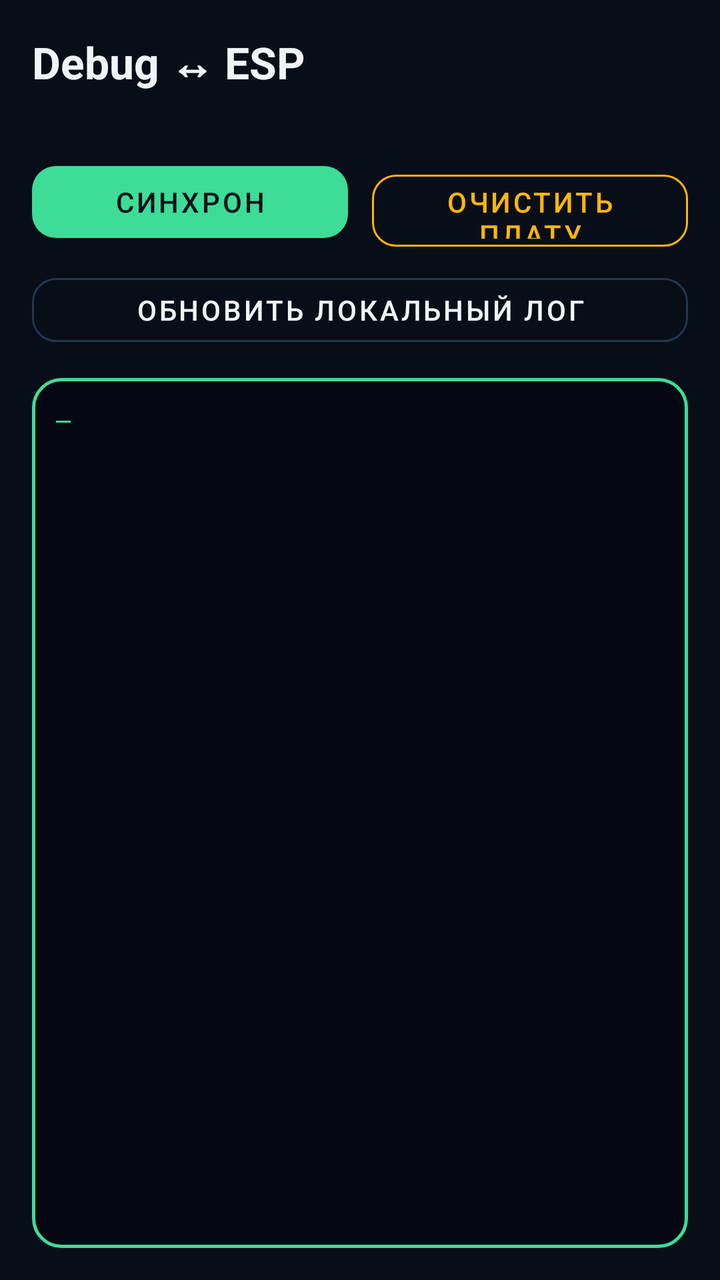
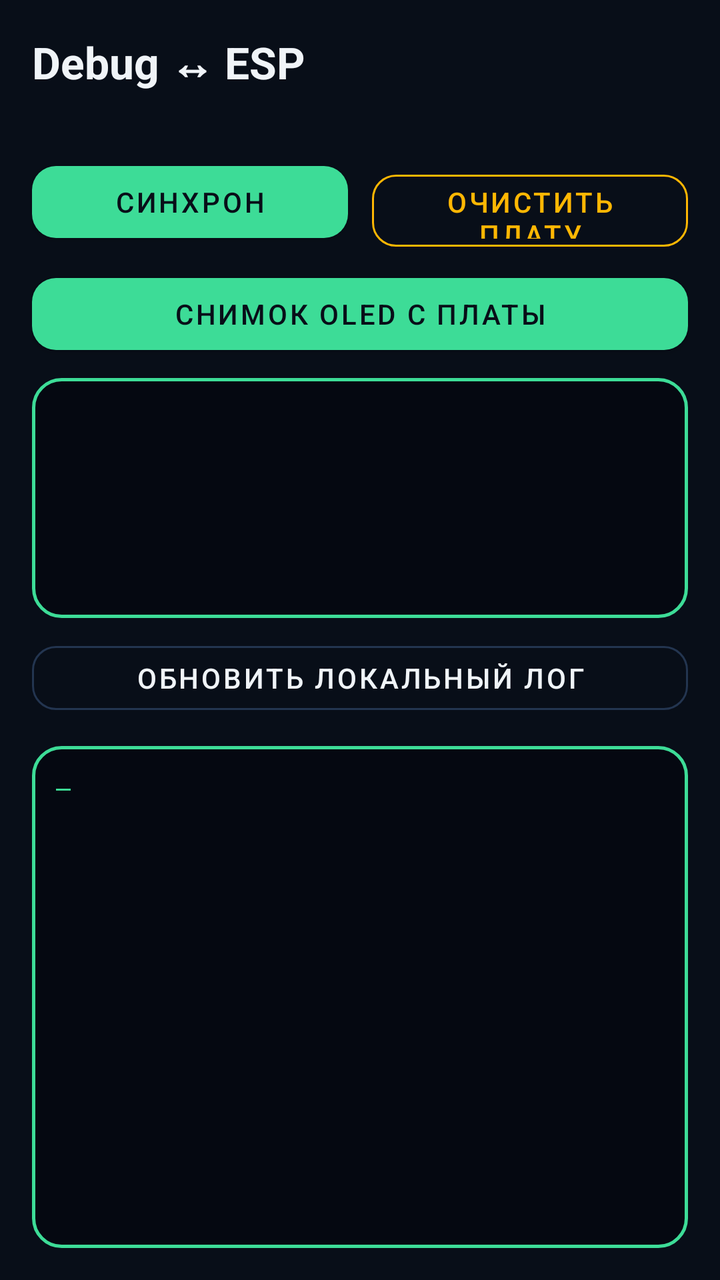

Before-and-after screenshots of an Android layout around one commit, followed by the original layout XML and the change that was made.
<!-- AndroidManifest.xml: application theme Theme.AtenboroNav -->
<!-- res/layout/activity_debug.xml -->
<?xml version="1.0" encoding="utf-8"?>
<LinearLayout xmlns:android="http://schemas.android.com/apk/res/android"
    xmlns:app="http://schemas.android.com/apk/res-auto"
    android:layout_width="match_parent"
    android:layout_height="match_parent"
    android:background="@color/bg"
    android:orientation="vertical"
    android:padding="16dp">

    <TextView
        android:layout_width="match_parent"
        android:layout_height="wrap_content"
        android:text="Debug ↔ ESP"
        android:textColor="@color/text"
        android:textSize="22sp"
        android:textStyle="bold" />

    <TextView
        android:id="@+id/debugPath"
        android:layout_width="match_parent"
        android:layout_height="wrap_content"
        android:layout_marginTop="4dp"
        android:textColor="@color/muted"
        android:textSize="11sp" />

    <LinearLayout
        android:layout_width="match_parent"
        android:layout_height="wrap_content"
        android:layout_marginTop="12dp"
        android:orientation="horizontal">

        <com.google.android.material.button.MaterialButton
            android:id="@+id/btnSync"
            android:layout_width="0dp"
            android:layout_height="48dp"
            android:layout_marginEnd="6dp"
            android:layout_weight="1"
            android:text="Синхрон"
            android:textColor="@color/bg"
            app:backgroundTint="@color/accent"
            app:cornerRadius="12dp" />

        <com.google.android.material.button.MaterialButton
            android:id="@+id/btnClearBoard"
            style="@style/Widget.MaterialComponents.Button.OutlinedButton"
            android:layout_width="0dp"
            android:layout_height="48dp"
            android:layout_marginStart="6dp"
            android:layout_weight="1"
            android:text="Очистить плату"
            android:textColor="@color/warn"
            app:cornerRadius="12dp"
            app:strokeColor="@color/warn" />
    </LinearLayout>

    <com.google.android.material.button.MaterialButton
        android:id="@+id/btnRefresh"
        style="@style/Widget.MaterialComponents.Button.OutlinedButton"
        android:layout_width="match_parent"
        android:layout_height="44dp"
        android:layout_marginTop="8dp"
        android:text="Обновить локальный лог"
        android:textColor="@color/text"
        app:cornerRadius="12dp"
        app:strokeColor="@color/stroke" />

    <ScrollView
        android:layout_width="match_parent"
        android:layout_height="0dp"
        android:layout_marginTop="12dp"
        android:layout_weight="1"
        android:background="@drawable/bg_oled_preview"
        android:fillViewport="true"
        android:padding="12dp">

        <TextView
            android:id="@+id/debugLog"
            android:layout_width="match_parent"
            android:layout_height="wrap_content"
            android:fontFamily="monospace"
            android:text="—"
            android:textColor="@color/accent"
            android:textIsSelectable="true"
            android:textSize="12sp" />
    </ScrollView>
</LinearLayout>
<!-- resources referenced by this layout -->
<resources>
  <color name="accent">#3DDC97</color>
  <color name="bg">#080E18</color>
  <color name="muted">#94A3B8</color>
  <color name="stroke">#233550</color>
  <color name="text">#F0F4F8</color>
  <color name="warn">#FFB703</color>
  <!-- drawable bg_oled_preview (drawable) -->
  <?xml version="1.0" encoding="utf-8"?>
  <shape xmlns:android="http://schemas.android.com/apk/res/android"
      android:shape="rectangle">
      <solid android:color="#050811" />
      <corners android:radius="14dp" />
      <stroke
          android:width="1.5dp"
          android:color="#3DDC97" />
  </shape>
  <style name="Theme.AtenboroNav" parent="Theme.MaterialComponents.DayNight.NoActionBar">
          <item name="colorPrimary">@color/accent</item>
          <item name="colorPrimaryVariant">@color/surface</item>
          <item name="colorOnPrimary">@color/bg</item>
          <item name="android:statusBarColor">@color/bg</item>
          <item name="android:navigationBarColor">@color/bg</item>
          <item name="android:windowBackground">@color/bg</item>
          <item name="android:textColor">@color/text</item>
      </style>
  <color name="surface">#131F33</color>
</resources>

<!-- the commit's change to res/layout/activity_debug.xml (unified diff, before → after) -->
@@ -54,6 +54,26 @@
     </LinearLayout>
 
     <com.google.android.material.button.MaterialButton
+        android:id="@+id/btnScreen"
+        android:layout_width="match_parent"
+        android:layout_height="48dp"
+        android:layout_marginTop="8dp"
+        android:text="Снимок OLED с платы"
+        android:textColor="@color/bg"
+        app:backgroundTint="@color/accent"
+        app:cornerRadius="12dp" />
+
+    <ImageView
+        android:id="@+id/oledPreview"
+        android:layout_width="match_parent"
+        android:layout_height="120dp"
+        android:layout_marginTop="8dp"
+        android:background="@drawable/bg_oled_preview"
+        android:contentDescription="OLED preview"
+        android:padding="8dp"
+        android:scaleType="fitCenter" />
+
+    <com.google.android.material.button.MaterialButton
         android:id="@+id/btnRefresh"
         style="@style/Widget.MaterialComponents.Button.OutlinedButton"
         android:layout_width="match_parent"
